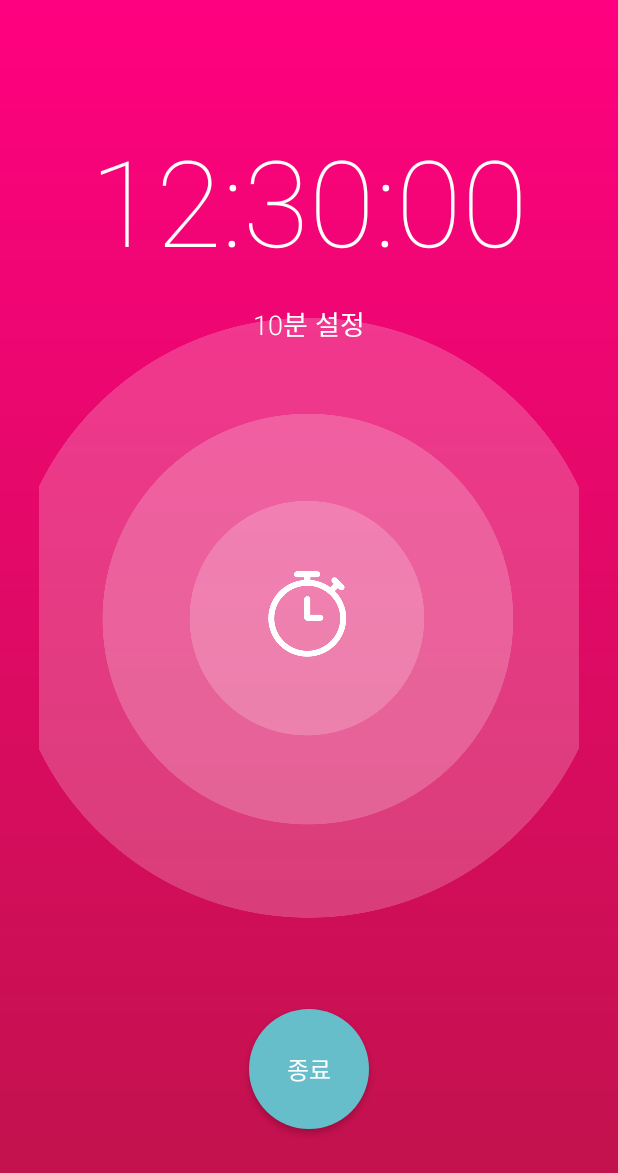
After one commit to triplej0619/MimiAlarm, an Android app: the TimerOnActivity screen opened directly, with no data from a screen before it, on a phone screen of 412 x 824 dp. The commit adds this screen. Shown: the top 1173 px of the screen. Run offline under Robolectric (Android 15) with nearby library versions, the phone set to English and light mode, and no system bars; our stand-ins replace data binding; libraries missing offline, so code that uses them is left out: com.squareup.otto; Roboto replaces fonts that are not available here.

Commit message:
알람, 타이머 울리는 화면 액티비티 추가

```diff
--- a/app/src/main/AndroidManifest.xml
+++ b/app/src/main/AndroidManifest.xml
@@ -30,6 +30,16 @@
             android:label="@string/title_alarm_detail">
         </activity>
 
+        <activity
+            android:name=".android.presentation.view.AlarmOnActivity"
+            android:screenOrientation="portrait">
+        </activity>
+
+        <activity
+            android:name=".android.presentation.view.TimerOnActivity"
+            android:screenOrientation="portrait">
+        </activity>
+
         <receiver android:name=".android.infrastructure.BootCompleteReceiver"
             android:enabled="true">
             <intent-filter>
--- /dev/null
+++ b/app/src/main/java/com/mimi/mimialarm/android/presentation/view/AlarmOnActivity.kt
@@ -0,0 +1,15 @@
+package com.mimi.mimialarm.android.presentation.view
+
+import android.os.Bundle
+import android.support.v7.app.AppCompatActivity
+import com.mimi.mimialarm.R
+
+/**
+ * Created by MihyeLee on 2017. 6. 29..
+ */
+class AlarmOnActivity : AppCompatActivity() {
+    override fun onCreate(savedInstanceState: Bundle?) {
+        super.onCreate(savedInstanceState)
+        setContentView(R.layout.activity_alarm_on)
+    }
+}
--- /dev/null
+++ b/app/src/main/java/com/mimi/mimialarm/android/presentation/view/TimerOnActivity.kt
@@ -0,0 +1,15 @@
+package com.mimi.mimialarm.android.presentation.view
+
+import android.os.Bundle
+import android.support.v7.app.AppCompatActivity
+import com.mimi.mimialarm.R
+
+/**
+ * Created by MihyeLee on 2017. 6. 29..
+ */
+class TimerOnActivity : AppCompatActivity() {
+    override fun onCreate(savedInstanceState: Bundle?) {
+        super.onCreate(savedInstanceState)
+        setContentView(R.layout.activity_timer_on)
+    }
+}
--- /dev/null
+++ b/app/src/main/res/layout/activity_timer_on.xml
@@ -0,0 +1,50 @@
+<?xml version="1.0" encoding="utf-8"?>
+<layout
+    xmlns:tools="http://schemas.android.com/tools"
+    xmlns:android="http://schemas.android.com/apk/res/android"
+    xmlns:app="http://schemas.android.com/apk/res-auto">
+
+    <RelativeLayout
+        android:background="@drawable/bg_gradient"
+        android:layout_width="match_parent"
+        android:layout_height="match_parent">
+
+        <ImageView
+            android:src="@drawable/img_ringing_timer"
+            android:layout_centerInParent="true"
+            android:layout_width="wrap_content"
+            android:layout_height="wrap_content" />
+
+        <TextView
+            style="@style/Roboto.Thin.80.White"
+            android:id="@+id/time"
+            android:text="12:30:00"
+            android:layout_marginTop="80dp"
+            android:layout_centerHorizontal="true"
+            android:layout_width="wrap_content"
+            android:layout_height="wrap_content" />
+
+        <TextView
+            style="@style/Roboto.Light.18.White"
+            android:id="@+id/settedTime"
+            android:text="10분 설정"
+            android:layout_below="@id/time"
+            android:layout_marginTop="15dp"
+            android:layout_centerHorizontal="true"
+            android:layout_width="wrap_content"
+            android:layout_height="wrap_content" />
+
+        <Button
+            style="@style/NotoSans.Regular.16.White"
+            android:id="@+id/close"
+            android:text="@string/alarm_close"
+            android:background="@drawable/selector_btn_accent"
+            android:layout_marginBottom="71dp"
+            android:layout_alignParentBottom="true"
+            android:layout_centerHorizontal="true"
+            android:layout_width="80dp"
+            android:layout_height="80dp" />
+
+    </RelativeLayout>
+
+</layout>
--- a/app/src/main/res/values/font_style.xml
+++ b/app/src/main/res/values/font_style.xml
@@ -75,6 +75,11 @@
         <item name="android:textColor">@android:color/white</item>
         <item name="android:fontFamily">sans-serif-light</item>
     </style>
+    <style name="Roboto.Light.18.White" parent="@android:style/TextAppearance.Medium">
+        <item name="android:textSize">18sp</item>
+        <item name="android:textColor">@android:color/white</item>
+        <item name="android:fontFamily">sans-serif-light</item>
+    </style>
     <style name="NotoSans.Thin.14.White" parent="@android:style/TextAppearance.Medium">
         <item name="android:textSize">14sp</item>
         <item name="android:textColor">@android:color/white</item>
```
